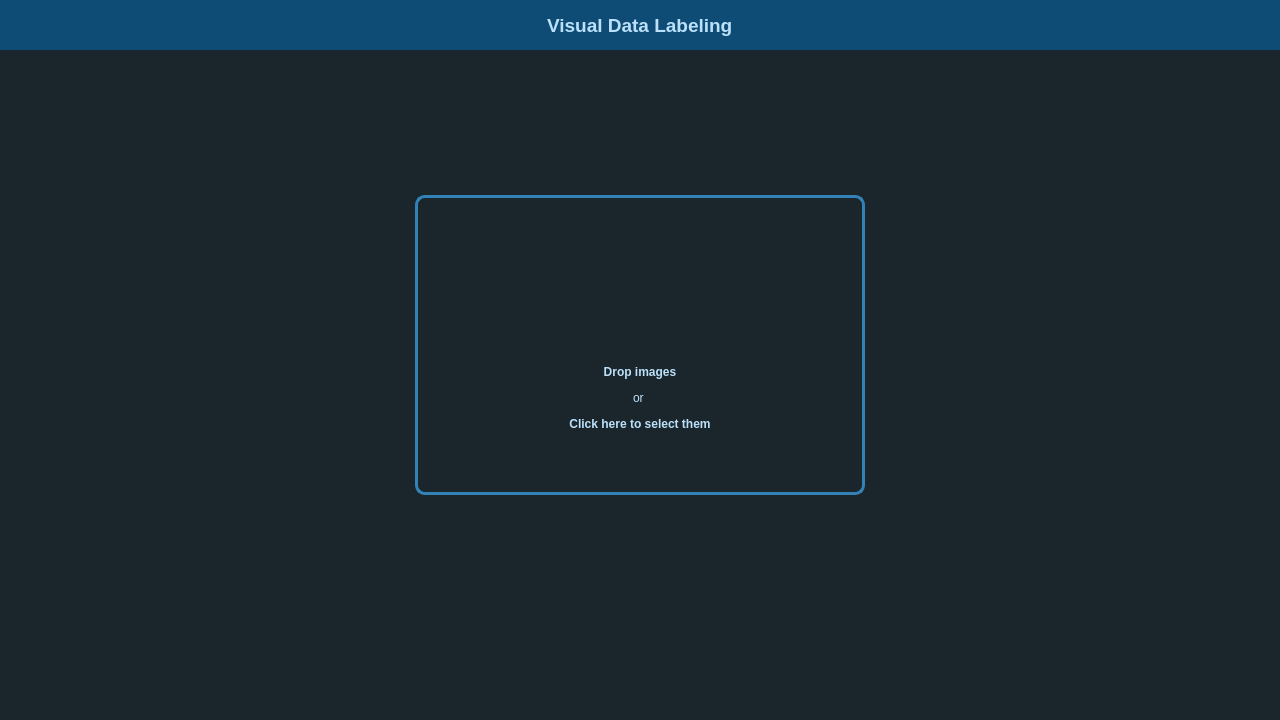
Above: templates/ui/mainWindow.ui from ismaildrcn/data-labeling before the change. Below: the same form after it.
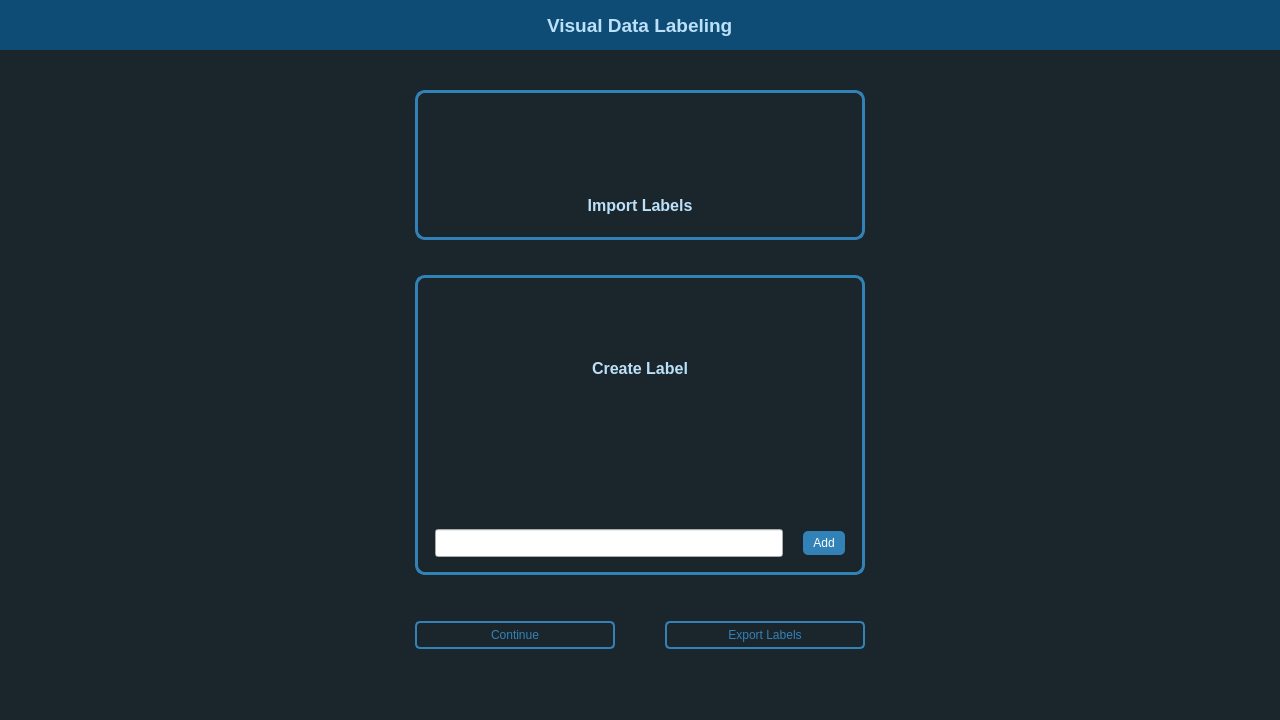
That is the form after the change. Icons and pictures are not drawn.

Commit message: Add import export labels

Patch:
```diff
--- a/templates/ui/mainWindow.ui
+++ b/templates/ui/mainWindow.ui
@@ -29,6 +29,10 @@
 }
 QLabel{
 	color: #BBE1FA;
+}
+QLineEdit{
+	padding-left: 5px;
+	padding-right: 5px;
 }</string>
    </property>
    <layout class="QVBoxLayout" name="verticalLayout">
@@ -189,12 +193,12 @@
     <item>
      <widget class="QStackedWidget" name="pages">
       <property name="styleSheet">
-       <string notr="true">#page_labeling, #page_data_importing{
+       <string notr="true">#page_labeling, #page_data_importing, #page_init_label{
 	background-color: #1B262C;
 }</string>
       </property>
       <property name="currentIndex">
-       <number>0</number>
+       <number>1</number>
       </property>
       <widget class="QWidget" name="page_data_importing">
        <layout class="QHBoxLayout" name="layout_page_data_importing">
@@ -259,6 +263,270 @@
         </item>
        </layout>
       </widget>
+      <widget class="QWidget" name="page_init_label">
+       <property name="styleSheet">
+        <string notr="true">#widget_init_label_area, #widget_insert_label_area{
+	border-radius:10px;
+	border: 3px solid #3282B8;
+}
+QListWidget{
+	background-color: transparent;
+	color: #BBE1FA;
+}
+QPushButton{
+	background-color: #3282B8;
+	color: #FFFFFF;
+	border-radius: 5px;
+	padding: 5px 10px 5px 10px;
+}</string>
+       </property>
+       <layout class="QVBoxLayout" name="layout_page_init_label">
+        <property name="spacing">
+         <number>35</number>
+        </property>
+        <property name="bottomMargin">
+         <number>9</number>
+        </property>
+        <item>
+         <spacer name="verticalSpacer">
+          <property name="orientation">
+           <enum>Qt::Vertical</enum>
+          </property>
+          <property name="sizeHint" stdset="0">
+           <size>
+            <width>20</width>
+            <height>40</height>
+           </size>
+          </property>
+         </spacer>
+        </item>
+        <item alignment="Qt::AlignHCenter">
+         <widget class="QWidget" name="widget_insert_label_area" native="true">
+          <property name="minimumSize">
+           <size>
+            <width>450</width>
+            <height>150</height>
+           </size>
+          </property>
+          <property name="maximumSize">
+           <size>
+            <width>450</width>
+            <height>150</height>
+           </size>
+          </property>
+          <layout class="QVBoxLayout" name="verticalLayout_3">
+           <property name="topMargin">
+            <number>25</number>
+           </property>
+           <item alignment="Qt::AlignHCenter">
+            <widget class="QLabel" name="icon_insert_label">
+             <property name="minimumSize">
+              <size>
+               <width>60</width>
+               <height>60</height>
+              </size>
+             </property>
+             <property name="maximumSize">
+              <size>
+               <width>60</width>
+               <height>60</height>
+              </size>
+             </property>
+             <property name="text">
+              <string/>
+             </property>
+             <property name="pixmap">
+              <pixmap resource="../../rcc_files/rsrc.qrc">:/images/templates/images/insert.svg</pixmap>
+             </property>
+             <property name="scaledContents">
+              <bool>true</bool>
+             </property>
+            </widget>
+           </item>
+           <item>
+            <widget class="QLabel" name="label_import_labels">
+             <property name="text">
+              <string>&lt;html&gt;&lt;head/&gt;&lt;body&gt;&lt;p align=&quot;center&quot;&gt;&lt;span style=&quot; font-size:12pt; font-weight:600;&quot;&gt;Import Labels&lt;/span&gt;&lt;/p&gt;&lt;/body&gt;&lt;/html&gt;</string>
+             </property>
+            </widget>
+           </item>
+          </layout>
+         </widget>
+        </item>
+        <item alignment="Qt::AlignHCenter">
+         <widget class="QWidget" name="widget_init_label_area" native="true">
+          <property name="minimumSize">
+           <size>
+            <width>450</width>
+            <height>300</height>
+           </size>
+          </property>
+          <property name="maximumSize">
+           <size>
+            <width>450</width>
+            <height>300</height>
+           </size>
+          </property>
+          <layout class="QVBoxLayout" name="layout_init_label_area">
+           <property name="leftMargin">
+            <number>20</number>
+           </property>
+           <property name="rightMargin">
+            <number>20</number>
+           </property>
+           <item>
+            <widget class="QWidget" name="widget_init_label_header" native="true">
+             <layout class="QVBoxLayout" name="layout_init_label_header">
+              <item alignment="Qt::AlignHCenter">
+               <widget class="QLabel" name="icon_label">
+                <property name="minimumSize">
+                 <size>
+                  <width>60</width>
+                  <height>60</height>
+                 </size>
+                </property>
+                <property name="maximumSize">
+                 <size>
+                  <width>60</width>
+                  <height>60</height>
+                 </size>
+                </property>
+                <property name="text">
+                 <string/>
+                </property>
+                <property name="pixmap">
+                 <pixmap resource="../../rcc_files/rsrc.qrc">:/images/templates/images/label.svg</pixmap>
+                </property>
+                <property name="scaledContents">
+                 <bool>true</bool>
+                </property>
+               </widget>
+              </item>
+              <item>
+               <widget class="QLabel" name="label_create_label">
+                <property name="text">
+                 <string>&lt;html&gt;&lt;head/&gt;&lt;body&gt;&lt;p align=&quot;center&quot;&gt;&lt;span style=&quot; font-size:12pt; font-weight:600;&quot;&gt;Create Label&lt;/span&gt;&lt;/p&gt;&lt;/body&gt;&lt;/html&gt;</string>
+                </property>
+               </widget>
+              </item>
+             </layout>
+            </widget>
+           </item>
+           <item>
+            <widget class="QListWidget" name="listWidget_label_list"/>
+           </item>
+           <item>
+            <widget class="QWidget" name="widget_add_label" native="true">
+             <layout class="QHBoxLayout" name="layout_add_label">
+              <property name="spacing">
+               <number>20</number>
+              </property>
+              <property name="leftMargin">
+               <number>0</number>
+              </property>
+              <property name="rightMargin">
+               <number>0</number>
+              </property>
+              <item>
+               <widget class="QLineEdit" name="lineEdit_add_label">
+                <property name="minimumSize">
+                 <size>
+                  <width>0</width>
+                  <height>28</height>
+                 </size>
+                </property>
+               </widget>
+              </item>
+              <item>
+               <widget class="QPushButton" name="pushButton_add_label">
+                <property name="text">
+                 <string>Add</string>
+                </property>
+               </widget>
+              </item>
+             </layout>
+            </widget>
+           </item>
+          </layout>
+         </widget>
+        </item>
+        <item alignment="Qt::AlignHCenter">
+         <widget class="QWidget" name="widget_init_label_button_area" native="true">
+          <property name="minimumSize">
+           <size>
+            <width>450</width>
+            <height>50</height>
+           </size>
+          </property>
+          <property name="maximumSize">
+           <size>
+            <width>450</width>
+            <height>16777215</height>
+           </size>
+          </property>
+          <property name="styleSheet">
+           <string notr="true">QPushButton{
+	border: 2px solid #3282B8;
+	background-color: transparent;
+	color: #3282B8;
+	border-radius: 5px;
+	padding: 5px 10px 5px 10px;
+}
+QPushButton:hover{
+	background-color: #3282B8;
+	color: #FFFFFF;
+	border-radius: 5px;
+	padding: 5px 10px 5px 10px;
+}</string>
+          </property>
+          <layout class="QHBoxLayout" name="layout_init_label_button_area">
+           <property name="spacing">
+            <number>50</number>
+           </property>
+           <property name="leftMargin">
+            <number>0</number>
+           </property>
+           <property name="topMargin">
+            <number>0</number>
+           </property>
+           <property name="rightMargin">
+            <number>0</number>
+           </property>
+           <property name="bottomMargin">
+            <number>0</number>
+           </property>
+           <item>
+            <widget class="QPushButton" name="pushButton_continue_labeling">
+             <property name="text">
+              <string>Continue</string>
+             </property>
+            </widget>
+           </item>
+           <item>
+            <widget class="QPushButton" name="pushButton_export_labels">
+             <property name="text">
+              <string>Export Labels</string>
+             </property>
+            </widget>
+           </item>
+          </layout>
+         </widget>
+        </item>
+        <item>
+         <spacer name="verticalSpacer_2">
+          <property name="orientation">
+           <enum>Qt::Vertical</enum>
+          </property>
+          <property name="sizeHint" stdset="0">
+           <size>
+            <width>20</width>
+            <height>40</height>
+           </size>
+          </property>
+         </spacer>
+        </item>
+       </layout>
+      </widget>
       <widget class="QWidget" name="page_labeling">
        <layout class="QHBoxLayout" name="layout_page_labeling">
         <item>
@@ -358,7 +626,7 @@
       <property name="minimumSize">
        <size>
         <width>0</width>
-        <height>80</height>
+        <height>20</height>
        </size>
       </property>
      </widget>
```
Left out of the diff: 2 changed lines with no effect on the pictures. The commit also changes 8 other files.
